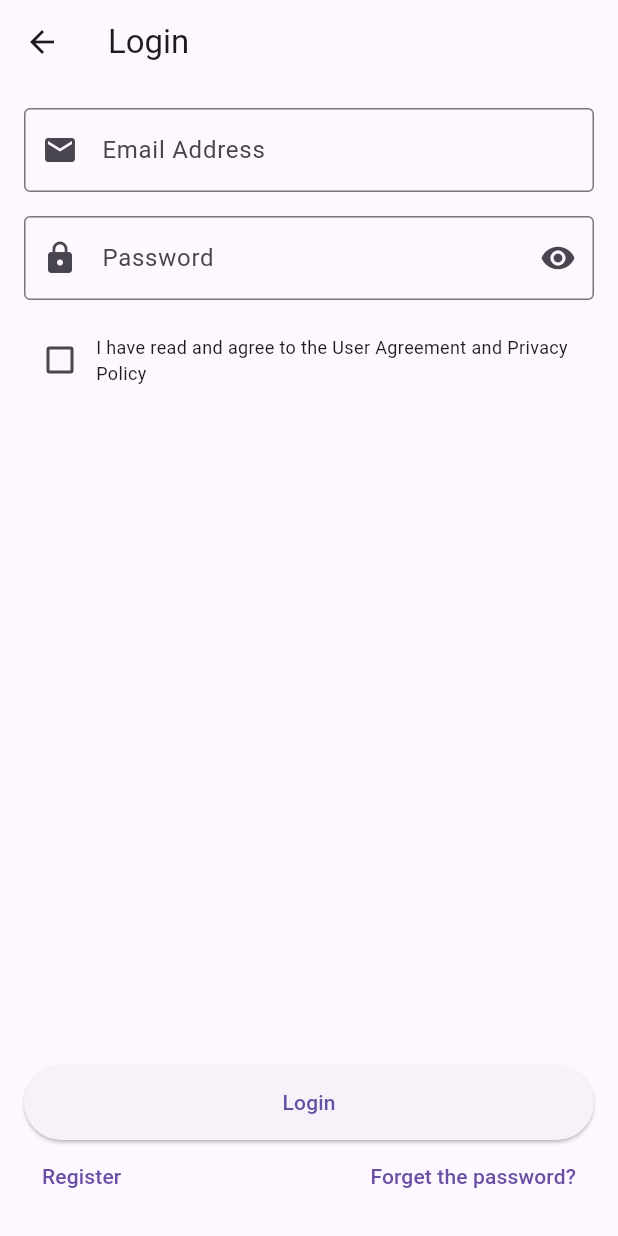
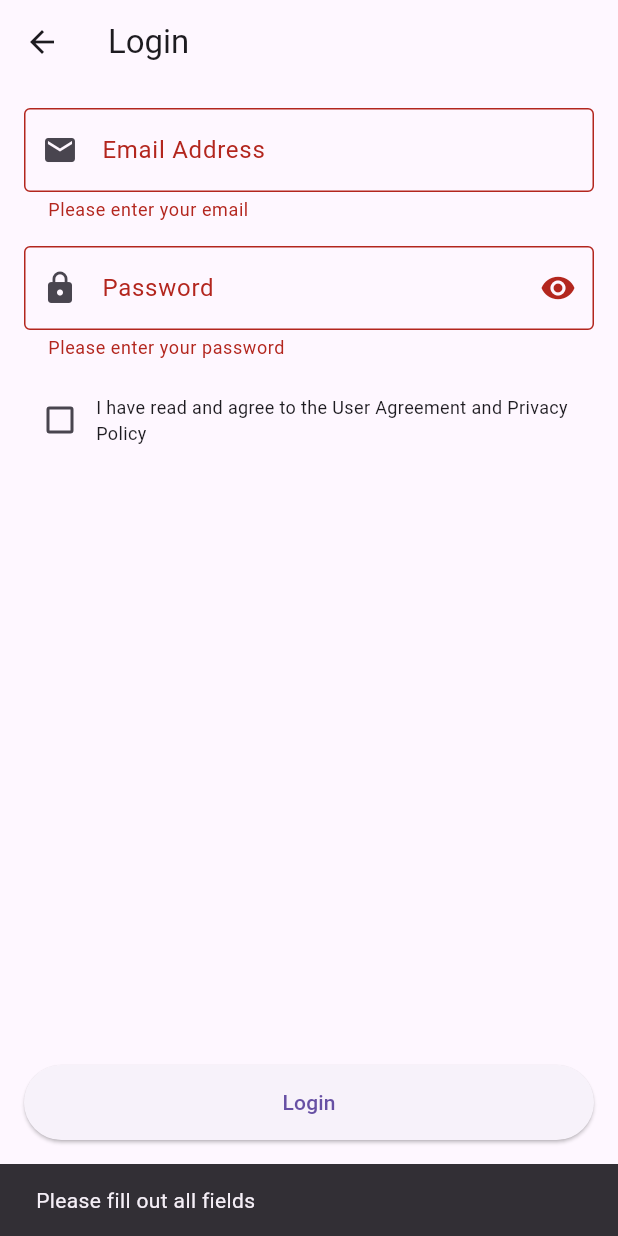
Before and after one commit to Finn30/Reflow, a Flutter app: the LoginPage screen opened directly, after a tap on "Login", on a phone screen of 412 x 824 dp. Run offline on Flutter 3.47's test engine with Material 3 defaults, Android fonts, the phone set to English and light mode, and no system bars.

Commit message:
autentikasi login

```diff
--- a/project_fix/lib/login_page.dart
+++ /dev/null
@@ -1,92 +0,0 @@
-import 'package:flutter/material.dart';
-
-class LoginPage extends StatelessWidget {
-  @override
-  Widget build(BuildContext context) {
-    return Scaffold(
-      appBar: AppBar(
-        title: Text('Login'),
-      ),
-      body: Padding(
-        padding: const EdgeInsets.all(16.0),
-        child: Column(
-          children: [
-            // Input Email
-            TextField(
-              keyboardType: TextInputType.emailAddress,
-              decoration: InputDecoration(
-                labelText: 'Email Address',
-                hintText: 'Enter your email',
-                prefixIcon: Icon(Icons.email),
-                border: OutlineInputBorder(),
-              ),
-            ),
-            SizedBox(height: 16),
-
-            // Input Password
-            TextField(
-              obscureText: true,
-              decoration: InputDecoration(
-                labelText: 'Password',
-                hintText: 'Enter your password',
-                prefixIcon: Icon(Icons.lock),
-                suffixIcon: Icon(Icons.visibility),
-                border: OutlineInputBorder(),
-              ),
-            ),
-            SizedBox(height: 16),
-
-            // Checkbox untuk persetujuan
-            Row(
-              children: [
-                Checkbox(
-                  value: false,
-                  onChanged: (value) {
-                    // Handle checkbox change
-                  },
-                ),
-                Expanded(
-                  child: Text(
-                    'I have read and agree to the User Agreement and Privacy Policy',
-                    style: TextStyle(fontSize: 12),
-                  ),
-                ),
-              ],
-            ),
-            Spacer(),
-
-            // Tombol Login
-            ElevatedButton(
-              style: ElevatedButton.styleFrom(
-                minimumSize: Size(double.infinity, 50),
-              ),
-              onPressed: () {
-                // Handle login action
-              },
-              child: Text('Login'),
-            ),
-
-            // Opsi tambahan
-            Row(
-              mainAxisAlignment: MainAxisAlignment.spaceBetween,
-              children: [
-                TextButton(
-                  onPressed: () {
-                    // Navigate to register
-                  },
-                  child: Text('Register'),
-                ),
-                TextButton(
-                  onPressed: () {
-                    // Navigate to forget password page
-                  },
-                  child: Text('Forget the password?'),
-                ),
-              ],
-            ),
-          ],
-        ),
-      ),
-    );
-  }
-}
--- /dev/null
+++ b/project_fix/lib/screens/login_page.dart
@@ -0,0 +1,149 @@
+import 'package:flutter/material.dart';
+import 'package:project_fix/main.dart';
+
+class LoginPage extends StatefulWidget {
+  @override
+  _LoginPageState createState() => _LoginPageState();
+}
+
+class _LoginPageState extends State<LoginPage> {
+  bool isChecked = false;  // Variable to track the checkbox state
+  final GlobalKey<FormState> _formKey = GlobalKey<FormState>();  // Form key for validation
+
+  // Controllers for the input fields
+  final TextEditingController _emailController = TextEditingController();
+  final TextEditingController _passwordController = TextEditingController();
+
+  @override
+  Widget build(BuildContext context) {
+    return Scaffold(
+      appBar: AppBar(
+        title: Text('Login'),
+      ),
+      body: Padding(
+        padding: const EdgeInsets.all(16.0),
+        child: Form(
+          key: _formKey,  // Attach the form key
+          child: Column(
+            children: [
+              // Input Email
+              TextFormField(
+                controller: _emailController,
+                keyboardType: TextInputType.emailAddress,
+                decoration: InputDecoration(
+                  labelText: 'Email Address',
+                  hintText: 'Enter your email',
+                  prefixIcon: Icon(Icons.email),
+                  border: OutlineInputBorder(),
+                ),
+                validator: (value) {
+                  if (value == null || value.isEmpty) {
+                    return 'Please enter your email';
+                  }
+                  // You can add more email validation logic here if needed
+                  return null;
+                },
+              ),
+              SizedBox(height: 16),
+
+              // Input Password
+              TextFormField(
+                controller: _passwordController,
+                obscureText: true,
+                decoration: InputDecoration(
+                  labelText: 'Password',
+                  hintText: 'Enter your password',
+                  prefixIcon: Icon(Icons.lock),
+                  suffixIcon: Icon(Icons.visibility),
+                  border: OutlineInputBorder(),
+                ),
+                validator: (value) {
+                  if (value == null || value.isEmpty) {
+                    return 'Please enter your password';
+                  }
+                  return null;
+                },
+              ),
+              SizedBox(height: 16),
+
+              // Checkbox untuk persetujuan
+              Row(
+                children: [
+                  Checkbox(
+                    value: isChecked,
+                    onChanged: (value) {
+                      setState(() {
+                        isChecked = value ?? false;  // Update the checkbox state
+                      });
+                    },
+                  ),
+                  Expanded(
+                    child: Text(
+                      'I have read and agree to the User Agreement and Privacy Policy',
+                      style: TextStyle(fontSize: 12),
+                    ),
+                  ),
+                ],
+              ),
+              Spacer(),
+
+              // Tombol Login
+              ElevatedButton(
+                style: ElevatedButton.styleFrom(
+                  minimumSize: Size(double.infinity, 50),
+                ),
+                onPressed: () {
+                  if (_formKey.currentState?.validate() ?? false) {
+                    // If the form is valid and checkbox is checked
+                    if (isChecked) {
+                      // Show success message
+                      ScaffoldMessenger.of(context).showSnackBar(
+                        SnackBar(content: Text('Login successful')),
+                      );
+
+                      // Navigate to main screen
+                      Navigator.push(
+                        context,
+                        MaterialPageRoute(builder: (context) => MyApp()),
+                      );
+                    } else {
+                      // If checkbox is not checked
+                      ScaffoldMessenger.of(context).showSnackBar(
+                        SnackBar(content: Text('Please agree to the User Agreement and Privacy Policy')),
+                      );
+                    }
+                  } else {
+                    // Show error message if the form is invalid
+                    ScaffoldMessenger.of(context).showSnackBar(
+                      SnackBar(content: Text('Please fill out all fields')),
+                    );
+                  }
+                },
+                child: Text('Login'),
+              ),
+
+              // Opsi tambahan
+              Row(
+                mainAxisAlignment: MainAxisAlignment.spaceBetween,
+                children: [
+                  TextButton(
+                    onPressed: () {
+                      // Navigate to register
+                    },
+                    child: Text('Register'),
+                  ),
+                  TextButton(
+                    onPressed: () {
+                      // Navigate to forget password page
+                    },
+                    child: Text('Forget the password?'),
+                  ),
+                ],
+              ),
+            ],
+          ),
+        ),
+      ),
+    );
+  }
+}
```
Also changed, not shown: project_fix/lib/main.dart (+1 -46 lines), project_fix/lib/screens/home.dart (renamed from project_fix/lib/home.dart), project_fix/lib/screens/main_screen.dart (renamed from project_fix/lib/main_screen.dart), project_fix/lib/screens/register_page.dart (renamed from project_fix/lib/register_page.dart), 1 other file.
